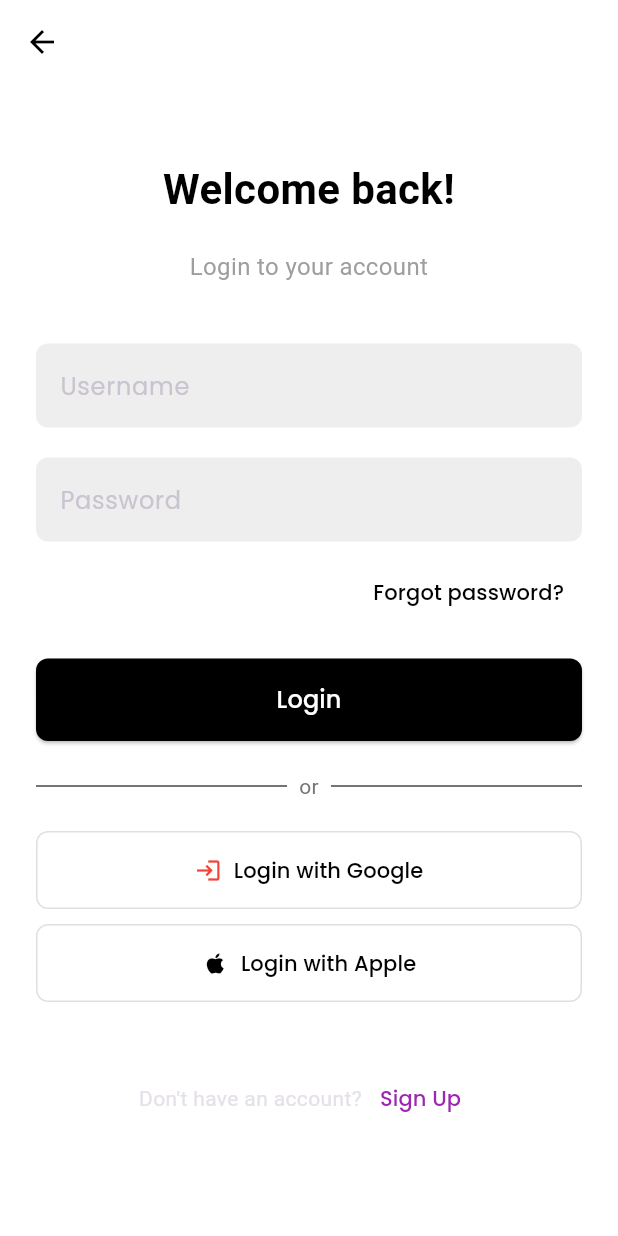
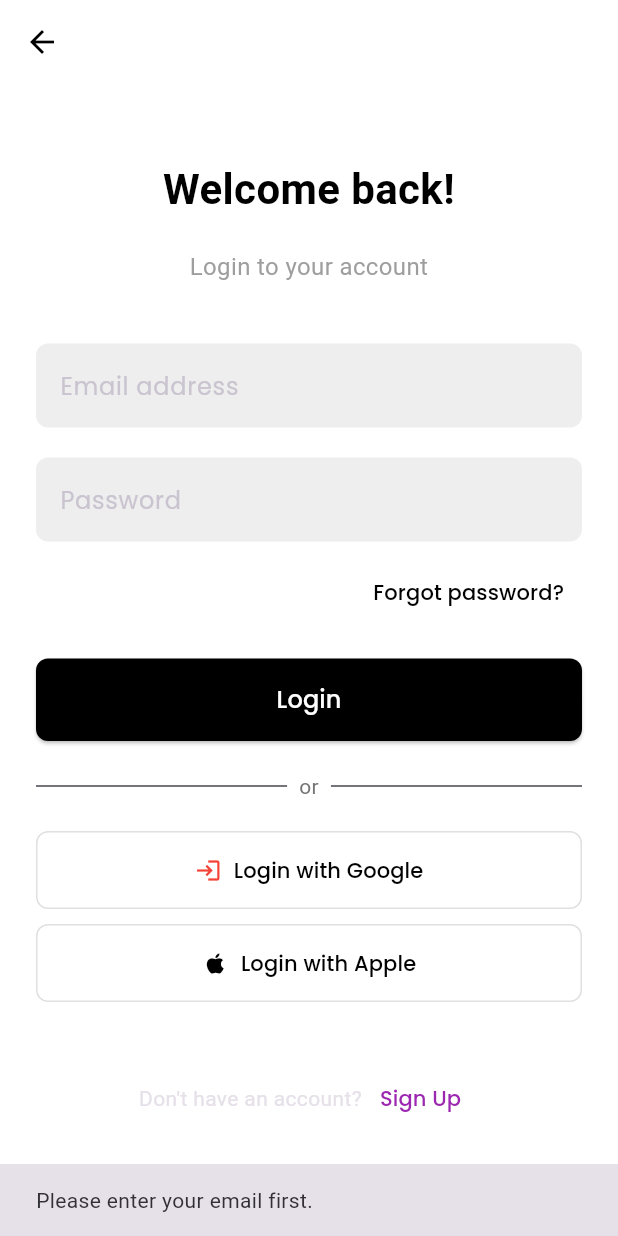
Before and after one commit to Au-Revoir5/NexNote, a Flutter app: the LoginPage screen opened directly, after a tap on "Forgot password?", on a phone screen of 412 x 824 dp. Run offline on Flutter 3.47's test engine with Material 3 defaults, Android fonts, the light colour scheme and no system bars; our stand-ins replace firebase_auth, firebase_core, google_fonts, shared_preferences; accounts and stored records are empty.

Commit message:
Added Authentication for login and Signup

```diff
--- a/lib/landing/login.dart
+++ b/lib/landing/login.dart
@@ -1,5 +1,6 @@
 import 'package:flutter/material.dart';
 import 'package:google_fonts/google_fonts.dart';
+import 'package:firebase_auth/firebase_auth.dart';
 import '../navigation/bottom_bar.dart';
 import 'signup.dart';
 
@@ -11,7 +12,7 @@ class LoginPage extends StatefulWidget {
 }
 
 class _LoginPageState extends State<LoginPage> {
-  final TextEditingController _usernameController = TextEditingController();
+  final TextEditingController _emailController = TextEditingController();
   final TextEditingController _passwordController = TextEditingController();
 
   bool _isLoading = false;
@@ -19,16 +20,17 @@ class _LoginPageState extends State<LoginPage> {
 
   @override
   void dispose() {
-    _usernameController.dispose();
+    _emailController.dispose();
     _passwordController.dispose();
     super.dispose();
   }
 
+  // 🔑 Handle login
   Future<void> _handleLogin() async {
-    final username = _usernameController.text.trim();
+    final email = _emailController.text.trim();
     final password = _passwordController.text.trim();
 
-    if (username.isEmpty || password.isEmpty) {
+    if (email.isEmpty || password.isEmpty) {
       setState(() => _errorMessage = "Please fill all fields");
       return;
     }
@@ -38,24 +40,67 @@ class _LoginPageState extends State<LoginPage> {
       _errorMessage = null;
     });
 
-    // Simulate API call
-    await Future.delayed(const Duration(seconds: 2));
+    try {
+      await FirebaseAuth.instance.signInWithEmailAndPassword(
+        email: email,
+        password: password,
+      );
 
-    if (username == 'admin' && password == '1234') {
       if (!mounted) return;
       Navigator.pushAndRemoveUntil(
         context,
-        MaterialPageRoute(
-          builder: (context) => const BottomBar(),
-        ),
-        (Route<dynamic> route) => false,
+        MaterialPageRoute(builder: (context) => const BottomBar()),
+        (route) => false,
       );
-    } else {
-      // Invalid credentials
-      setState(() => _errorMessage = "Invalid username or password");
+    } on FirebaseAuthException catch (e) {
+      String message = "Login failed. Please try again.";
+      if (e.code == 'user-not-found') {
+        message = "No user found for that email.";
+      } else if (e.code == 'wrong-password') {
+        message = "Incorrect password.";
+      } else if (e.code == 'invalid-email') {
+        message = "Invalid email address.";
+      }
+      setState(() => _errorMessage = message);
+    } catch (e) {
+      setState(() => _errorMessage = "Unexpected error: $e");
     }
 
     setState(() => _isLoading = false);
+  }
+
+  // 📧 Handle forgot password
+  Future<void> _handleForgotPassword() async {
+    final email = _emailController.text.trim();
+
+    if (email.isEmpty) {
+      ScaffoldMessenger.of(context).showSnackBar(
+        const SnackBar(content: Text("Please enter your email first.")),
+      );
+      return;
+    }
+
+    try {
+      await FirebaseAuth.instance.sendPasswordResetEmail(email: email);
+
+      ScaffoldMessenger.of(context).showSnackBar(
+        SnackBar(content: Text("Password reset email sent to $email")),
+      );
+    } on FirebaseAuthException catch (e) {
+      String message = "Failed to send reset email.";
+      if (e.code == 'user-not-found') {
+        message = "No account found for that email.";
+      } else if (e.code == 'invalid-email') {
+        message = "Invalid email address.";
+      }
+      ScaffoldMessenger.of(context).showSnackBar(
+        SnackBar(content: Text(message)),
+      );
+    } catch (e) {
+      ScaffoldMessenger.of(context).showSnackBar(
+        SnackBar(content: Text("Error: $e")),
+      );
+    }
   }
 
   @override
@@ -101,10 +146,12 @@ class _LoginPageState extends State<LoginPage> {
                     ),
                   ),
                   const SizedBox(height: 40),
+
+                  // Email field
                   TextFormField(
-                    controller: _usernameController,
+                    controller: _emailController,
                     decoration: InputDecoration(
-                      hintText: 'Username',
+                      hintText: 'Email address',
                       filled: true,
                       fillColor: Colors.grey[200],
                       border: OutlineInputBorder(
@@ -114,6 +161,8 @@ class _LoginPageState extends State<LoginPage> {
                     ),
                   ),
                   const SizedBox(height: 20),
+
+                  // Password field
                   TextFormField(
                     controller: _passwordController,
                     obscureText: true,
@@ -127,18 +176,24 @@ class _LoginPageState extends State<LoginPage> {
                       ),
                     ),
                   ),
+
                   const SizedBox(height: 10),
+
+                  // 🔁 Forgot password button
                   Align(
                     alignment: Alignment.centerRight,
                     child: TextButton(
-                      onPressed: () {},
+                      onPressed: _handleForgotPassword,
                       child: const Text(
                         'Forgot password?',
                         style: TextStyle(color: Colors.black),
                       ),
                     ),
                   ),
+
                   const SizedBox(height: 20),
+
+                  // Login button
                   ElevatedButton(
                     onPressed: _isLoading ? null : _handleLogin,
                     style: ElevatedButton.styleFrom(
@@ -159,8 +214,7 @@ class _LoginPageState extends State<LoginPage> {
                           )
                         : const Text(
                             'Login',
-                            style:
-                                TextStyle(fontSize: 16, color: Colors.white),
+                            style: TextStyle(fontSize: 16, color: Colors.white),
                           ),
                   ),
 
@@ -189,8 +243,9 @@ class _LoginPageState extends State<LoginPage> {
                     ],
                   ),
                   const SizedBox(height: 20),
+
                   OutlinedButton.icon(
-                    onPressed: () {},
+                    onPressed: () {}, // Google sign-in (later)
                     icon: const Icon(Icons.login, color: Colors.red),
                     label: const Text(
                       'Login with Google',
@@ -220,7 +275,10 @@ class _LoginPageState extends State<LoginPage> {
                       ),
                     ),
                   ),
+
                   const SizedBox(height: 40),
+
+                  // Sign-up redirect
                   Row(
                     mainAxisAlignment: MainAxisAlignment.center,
                     children: [
@@ -230,7 +288,8 @@ class _LoginPageState extends State<LoginPage> {
                           Navigator.push(
                             context,
                             MaterialPageRoute(
-                                builder: (context) => const SignUpPage()),
+                              builder: (context) => const SignUpPage(),
+                            ),
                           );
                         },
                         child: const Text(
--- a/pubspec.yaml
+++ b/pubspec.yaml
@@ -36,6 +36,8 @@ dependencies:
   # Use with the CupertinoIcons class for iOS style icons.
   cupertino_icons: ^1.0.8
   google_fonts: ^6.2.1
+  firebase_core: ^4.2.0
+  firebase_auth: ^6.1.1
 
 dev_dependencies:
   flutter_test:
```
Also changed, not shown: lib/firebase - services/auth_service.dart (added, +41 -0 lines), lib/landing/signup.dart (+91 -20 lines), lib/main.dart (+13 -6 lines), firebase.json (added), lib/firebase_options.dart (added), pubspec.lock, 6 other files.
